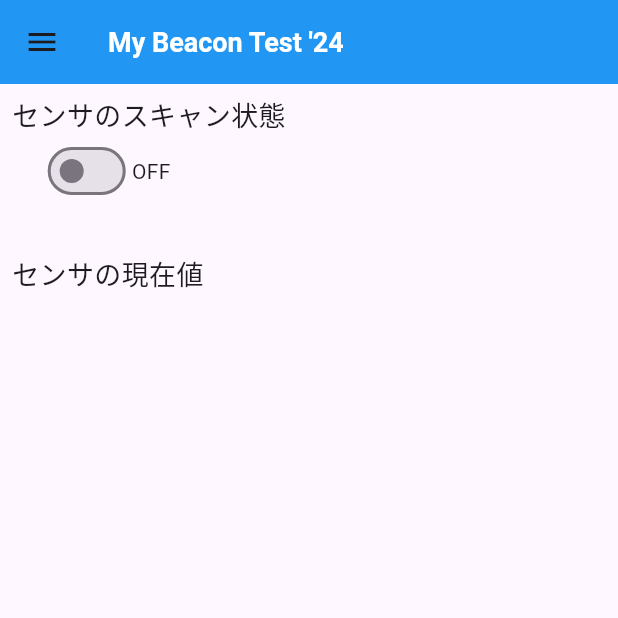
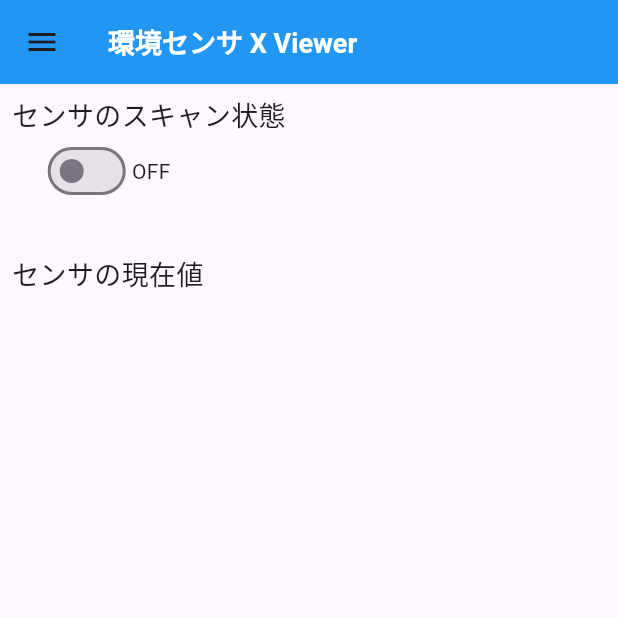
Before and after one commit to aTadaharuKato/my_beacon_test24, a Flutter app: the screen it shows after launch, on a phone screen of 412 x 824 dp, the top half of it. Run offline on Flutter 3.47's test engine with Material 3 defaults, Android fonts, the phone set to English and light mode, and no system bars; our stand-ins replace get, logger, package_info_plus, shared_preferences; statements that could not run were skipped.

Commit message:
ACCESS_BACKGROUND_LOCATION の権限をリクエストすると，Google Play での公開のために面倒なので，止めた。 アプリ名を「環境センサX Viewer」に変更。

```diff
--- a/lib/main.dart
+++ b/lib/main.dart
@@ -25,7 +25,7 @@ class MyApp extends StatelessWidget {
     Get.put(MyController());
 
     var ret = GetMaterialApp(
-      title: 'My Beacon Test \'24',
+      title: '環境センサ X Viewer',
       theme: ThemeData(
         brightness: Brightness.light,
         primarySwatch: Colors.blue,
@@ -82,7 +82,7 @@ class MyHomePage extends StatelessWidget {
 
     var ret = Scaffold(
       appBar: AppBar(
-        title: const Text('My Beacon Test \'24'),
+        title: const Text('環境センサ X Viewer'),
       ),
       drawer: Drawer(
         child: ListView(
```
Also changed, not shown: 1 other file.
